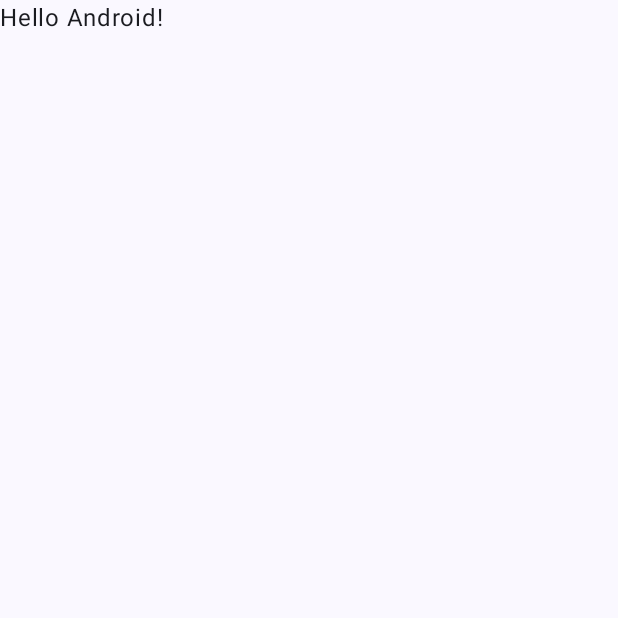
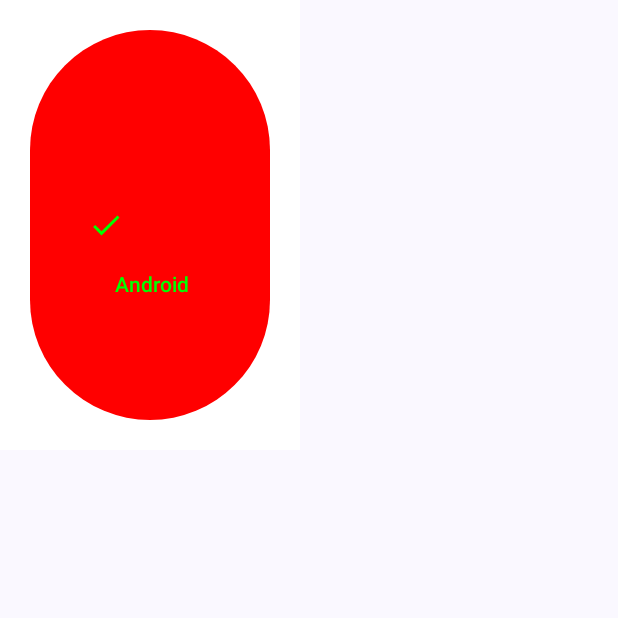
Before and after one commit to JangWoojun/Compose_UI, an Android app built with Jetpack Compose: the screen it shows after launch (MainActivity), on a phone screen of 412 x 824 dp, the top half of it. Before the commit the part shown is almost empty. Run offline under Robolectric (Android 15) with nearby library versions, the phone set to English and light mode, and no system bars.

Commit message:
3. Modifier 실습

```diff
--- a/app/src/main/java/com/seogaemo/compose_ui/MainActivity.kt
+++ b/app/src/main/java/com/seogaemo/compose_ui/MainActivity.kt
@@ -4,13 +4,28 @@ import android.os.Bundle
 import androidx.activity.ComponentActivity
 import androidx.activity.compose.setContent
 import androidx.activity.enableEdgeToEdge
+import androidx.compose.foundation.background
+import androidx.compose.foundation.clickable
+import androidx.compose.foundation.layout.Spacer
 import androidx.compose.foundation.layout.fillMaxSize
+import androidx.compose.foundation.layout.height
+import androidx.compose.foundation.layout.offset
 import androidx.compose.foundation.layout.padding
+import androidx.compose.foundation.layout.size
+import androidx.compose.foundation.layout.width
+import androidx.compose.material.icons.Icons
+import androidx.compose.material.icons.filled.Done
+import androidx.compose.material3.Button
+import androidx.compose.material3.ButtonColors
+import androidx.compose.material3.ButtonDefaults
+import androidx.compose.material3.Icon
 import androidx.compose.material3.Scaffold
 import androidx.compose.material3.Text
 import androidx.compose.runtime.Composable
 import androidx.compose.ui.Modifier
+import androidx.compose.ui.graphics.Color
 import androidx.compose.ui.tooling.preview.Preview
+import androidx.compose.ui.unit.dp
 import com.seogaemo.compose_ui.ui.theme.Compose_UITheme
 
 class MainActivity : ComponentActivity() {
@@ -32,16 +47,134 @@ class MainActivity : ComponentActivity() {
 
 @Composable
 fun Greeting(name: String, modifier: Modifier = Modifier) {
-    Text(
-        text = "Hello $name!",
-        modifier = modifier
-    )
+//    Button(
+//        onClick = {  },
+//        modifier = Modifier.fillMaxSize()
+//    ) {
+//        Icon(imageVector = Icons.Filled.Done, contentDescription = null)
+//        Spacer(modifier = Modifier.size(ButtonDefaults.IconSpacing))
+//        Text(text = name)
+//    }
+
+//    Button(
+//        onClick = {  },
+//        modifier = Modifier.height(100.dp)
+//    ) {
+//        Icon(imageVector = Icons.Filled.Done, contentDescription = null)
+//        Spacer(modifier = Modifier.size(ButtonDefaults.IconSpacing))
+//        Text(text = name)
+//    }
+
+//    Button(
+//        onClick = {  },
+//        modifier = Modifier.height(100.dp).width(300.dp)
+//    ) {
+//        Icon(imageVector = Icons.Filled.Done, contentDescription = null)
+//        Spacer(modifier = Modifier.size(ButtonDefaults.IconSpacing))
+//        Text(text = name)
+//    }
+
+//    Button(
+//        onClick = {  },
+//        modifier = Modifier.size(200.dp, 300.dp)
+//    ) {
+//        Icon(imageVector = Icons.Filled.Done, contentDescription = null)
+//        Spacer(modifier = Modifier.size(ButtonDefaults.IconSpacing))
+//        Text(text = name)
+//    }
+
+//    Button(
+//        onClick = {  },
+//        modifier = Modifier.size(200.dp, 300.dp).background(Color.Black)
+//
+//    ) {
+//        Icon(imageVector = Icons.Filled.Done, contentDescription = null)
+//        Spacer(modifier = Modifier.size(ButtonDefaults.IconSpacing))
+//        Text(text = name)
+//    }
+
+//    Button(
+//        onClick = {  },
+//        colors = ButtonDefaults.buttonColors(
+//            containerColor = Color.Red,
+//            contentColor = Color.Green
+//        ),
+//        modifier = Modifier
+//            .size(200.dp, 300.dp)
+//            .background(Color.Black)
+//
+//    ) {
+//        Icon(imageVector = Icons.Filled.Done, contentDescription = null)
+//        Spacer(modifier = Modifier.size(ButtonDefaults.IconSpacing))
+//        Text(text = name)
+//    }
+
+//    Button(
+//        onClick = {  },
+//        colors = ButtonDefaults.buttonColors(
+//            containerColor = Color.Red,
+//            contentColor = Color.Green
+//        ),
+//        modifier = Modifier
+//            .size(200.dp, 300.dp)
+//            .background(Color.Black)
+//            .padding(20.dp)
+//
+//    ) {
+//        Icon(imageVector = Icons.Filled.Done, contentDescription = null)
+//        Spacer(modifier = Modifier.size(ButtonDefaults.IconSpacing))
+//        Text(text = name)
+//    }
+
+//    Button(
+//        onClick = {  },
+//        colors = ButtonDefaults.buttonColors(
+//            containerColor = Color.Red,
+//            contentColor = Color.Green
+//        ),
+//        modifier = Modifier
+//            .size(200.dp, 300.dp)
+//            .background(Color.White)
+//            .padding(20.dp),
+//        enabled = false
+//    ) {
+//        Icon(imageVector = Icons.Filled.Done, contentDescription = null)
+//        Spacer(modifier = Modifier.size(ButtonDefaults.IconSpacing))
+//        Text(
+//            text = name,
+//            modifier = Modifier.clickable {  }
+//        )
+//    }
+
+    Button(
+        onClick = {  },
+        colors = ButtonDefaults.buttonColors(
+            containerColor = Color.Red,
+            contentColor = Color.Green
+        ),
+        modifier = Modifier
+            .size(200.dp, 300.dp)
+            .background(Color.White)
+            .padding(20.dp),
+    ) {
+        Icon(imageVector = Icons.Filled.Done, contentDescription = null)
+        Spacer(modifier = Modifier.size(ButtonDefaults.IconSpacing))
+        Text(
+            text = name,
+            modifier = Modifier.offset((-14).dp, 40.dp)
+        )
+    }
 }
 
 @Preview(showBackground = true)
 @Composable
 fun GreetingPreview() {
     Compose_UITheme {
-        Greeting("Android")
+        Scaffold(modifier = Modifier.fillMaxSize()) { innerPadding ->
+            Greeting(
+                name = "Android",
+                modifier = Modifier.padding(innerPadding)
+            )
+        }
     }
 }
```
